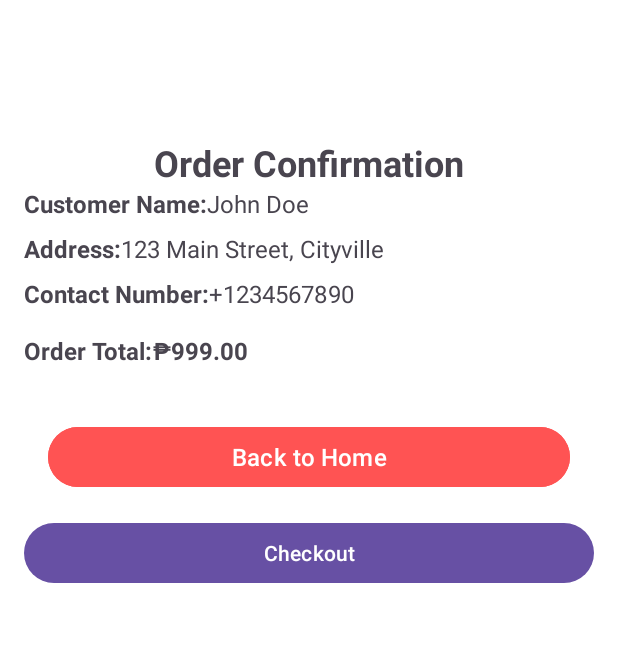
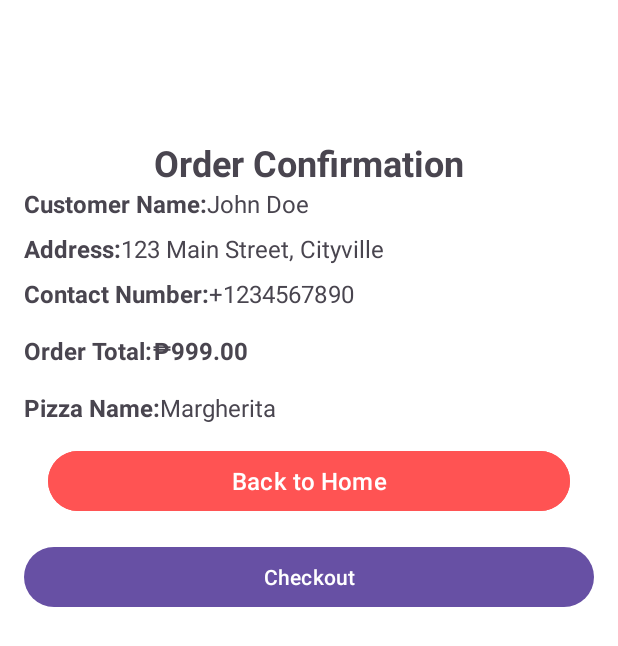
Before and after one commit to starrrrr06/PizzaOrderingApp, an Android app: the layout activity_order_confirmation.xml on its own in the app's theme, with its tools: preview values and no code run, on a phone screen of 412 x 824 dp. Shown: the top 646 px of the screen. Run offline under Robolectric (Android 15) with nearby library versions, the phone set to English and light mode, and no system bars.

Commit message:
Update nice progress

```diff
--- a/app/build.gradle.kts
+++ b/app/build.gradle.kts
@@ -43,4 +43,7 @@ dependencies {
     testImplementation(libs.junit)
     androidTestImplementation(libs.ext.junit)
     androidTestImplementation(libs.espresso.core)
+    implementation ("com.sun.mail:android-mail:1.6.2")
+    implementation ("com.sun.mail:android-activation:1.6.2")
+
 }
--- a/app/src/main/AndroidManifest.xml
+++ b/app/src/main/AndroidManifest.xml
@@ -2,10 +2,9 @@
 <manifest xmlns:android="http://schemas.android.com/apk/res/android"
     xmlns:tools="http://schemas.android.com/tools">
 
-    <uses-feature
-        android:name="android.hardware.telephony"
-        android:required="false" />
     <uses-permission android:name="android.permission.SEND_SMS" />
+    <uses-permission android:name="android.permission.READ_PHONE_STATE" />
+    <uses-feature android:name="android.hardware.telephony" android:required="false" />
 
     <application
         android:allowBackup="true"
--- a/app/src/main/res/layout/activity_order_confirmation.xml
+++ b/app/src/main/res/layout/activity_order_confirmation.xml
@@ -10,9 +10,6 @@
     android:background="@android:color/white">
 
     <!-- Title -->
-
-    <!-- Customer Name -->
-
     <TextView
         android:id="@+id/titleTextView"
         android:layout_width="wrap_content"
@@ -27,6 +24,7 @@
         app:layout_constraintStart_toStartOf="parent"
         app:layout_constraintTop_toTopOf="parent" />
 
+    <!-- Customer Name -->
     <TextView
         android:id="@+id/nameLabel"
         android:layout_width="wrap_content"
@@ -118,6 +116,29 @@
         app:layout_constraintEnd_toEndOf="parent"
         app:layout_constraintHorizontal_bias="0" />
 
+    <!-- Pizza Name -->
+    <TextView
+        android:id="@+id/pizzaNameLabel"
+        android:layout_width="wrap_content"
+        android:layout_height="wrap_content"
+        android:text="Pizza Name:"
+        android:textSize="16sp"
+        android:textStyle="bold"
+        android:layout_marginTop="16dp"
+        app:layout_constraintTop_toBottomOf="@id/orderTotalLabel"
+        app:layout_constraintStart_toStartOf="parent" />
+
+    <TextView
+        android:id="@+id/pizzaNameTextView"
+        android:layout_width="0dp"
+        android:layout_height="wrap_content"
+        android:text="Margherita"
+        android:textSize="16sp"
+        app:layout_constraintTop_toTopOf="@id/pizzaNameLabel"
+        app:layout_constraintStart_toEndOf="@id/pizzaNameLabel"
+        app:layout_constraintEnd_toEndOf="parent"
+        app:layout_constraintHorizontal_bias="0" />
+
     <!-- Back to Home Button -->
 
     <Button
@@ -125,14 +146,13 @@
         android:layout_width="0dp"
         android:layout_height="wrap_content"
         android:layout_marginHorizontal="16dp"
-        android:layout_marginTop="36dp"
+        android:layout_marginTop="52dp"
         android:backgroundTint="@color/purple_500"
         android:text="Back to Home"
         android:textAllCaps="false"
         android:textColor="@android:color/white"
         android:textSize="16sp"
         app:layout_constraintEnd_toEndOf="parent"
-        app:layout_constraintHorizontal_bias="1.0"
         app:layout_constraintStart_toStartOf="parent"
         app:layout_constraintTop_toBottomOf="@id/orderTotalLabel" />
 
@@ -147,5 +167,4 @@
         app:layout_constraintStart_toStartOf="parent"
         app:layout_constraintTop_toBottomOf="@+id/backToHomeButton" />
 
-
 </androidx.constraintlayout.widget.ConstraintLayout>
```
Also changed, not shown: app/src/main/java/com/example/pizzaorderingapp/OrderConfirmationActivity.java (+58 -71 lines), app/src/main/res/layout/activity_home_screen.xml (+7 -7 lines).
